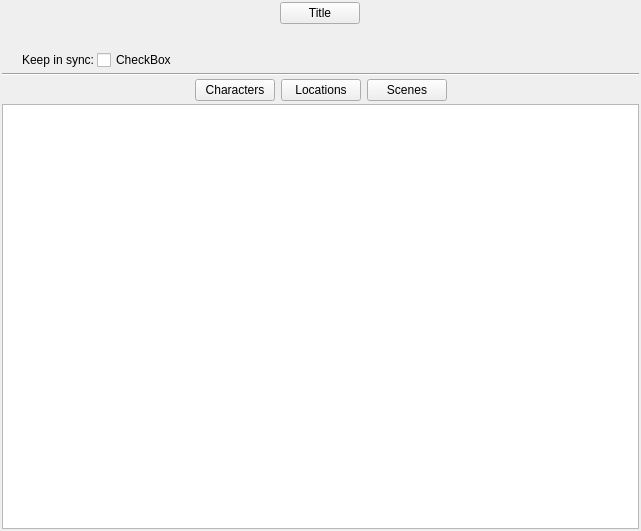
The window that ui/imported_novel_overview.ui (zkovari/plotlyst) describes before a commit, drawn with Qt 5.
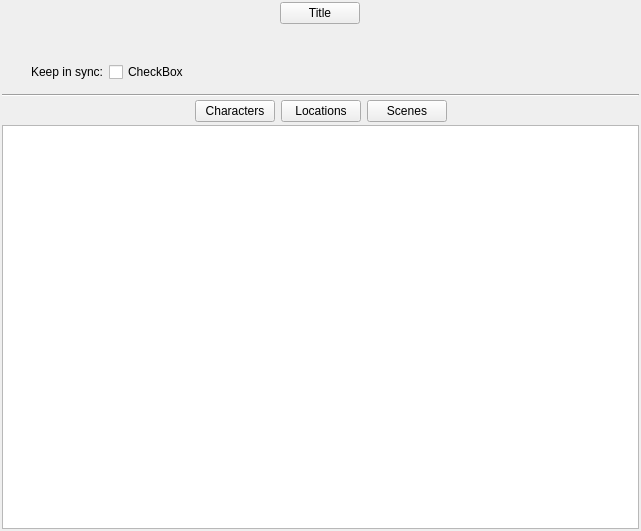
The same window after the commit. Custom widgets are drawn as their Qt base class.

```diff
--- a/ui/imported_novel_overview.ui
+++ b/ui/imported_novel_overview.ui
@@ -56,6 +56,7 @@
     </spacer>
    </item>
    <item>
+    <widget class="QWidget" name="wdgScrivenerTop" native="true">
     <layout class="QVBoxLayout" name="verticalLayout_7">
      <item>
       <widget class="Subtitle" name="widget_3" native="true">
@@ -105,6 +106,7 @@
       </layout>
      </item>
     </layout>
+    </widget>
    </item>
    <item>
     <widget class="Line" name="line">
```
Lines whose indentation alone changed are shown as unchanged.
